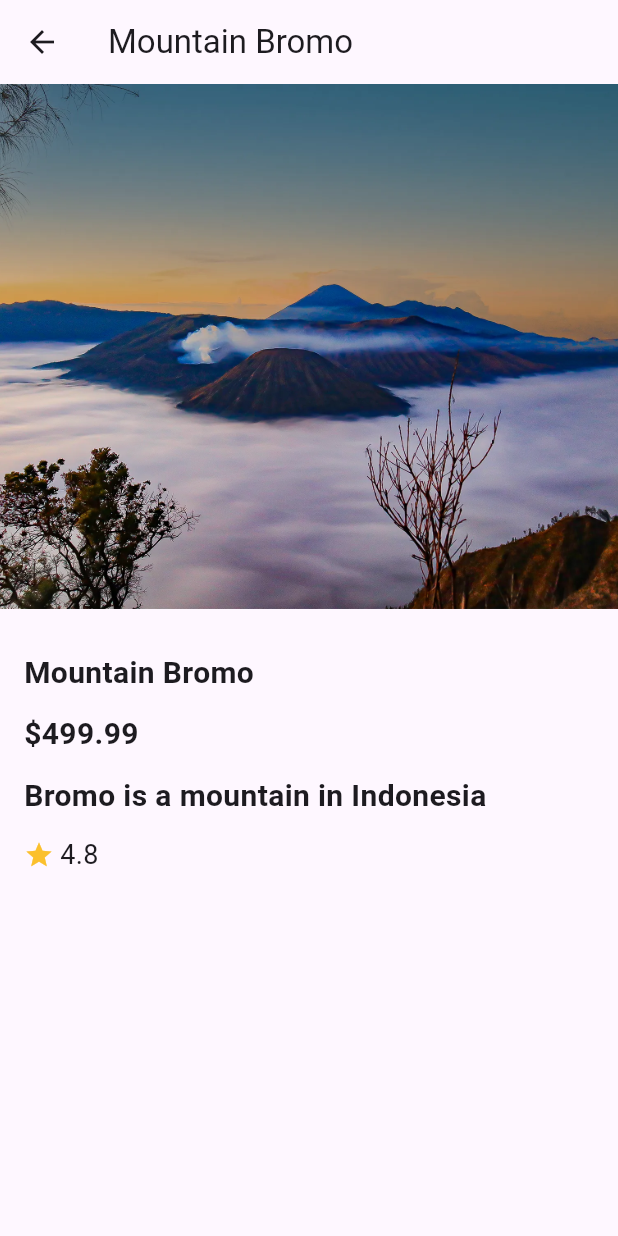
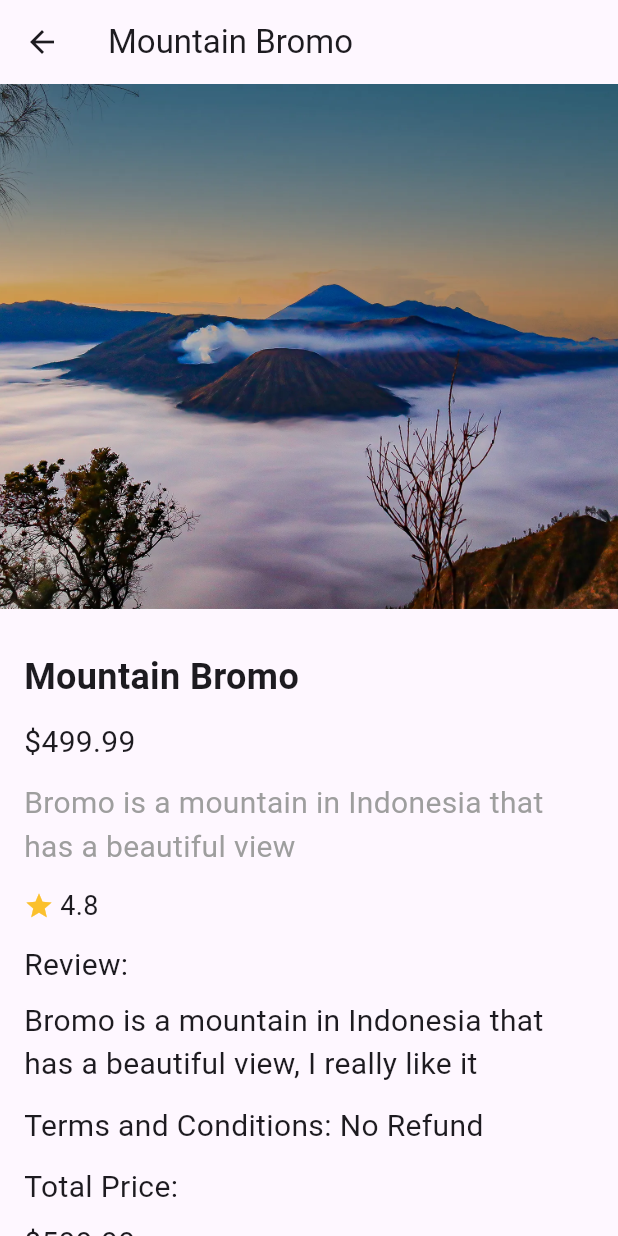
Before and after one commit to rizkiashari/test_private_trip, a Flutter app: the screen it shows after launch, after a tap on "Mountain Bromo", on a phone screen of 412 x 824 dp. Run offline on Flutter 3.47's test engine with Material 3 defaults, Android fonts, the phone set to English and light mode, and no system bars.

Commit message:
Done All Task

```diff
--- a/lib/data/trips.dart
+++ b/lib/data/trips.dart
@@ -3,23 +3,29 @@ import '../model/trip.dart';
 final List<Trip> trips = [
   Trip(
     title: 'Mountain Bromo',
-    description: 'Bromo is a mountain in Indonesia',
     photo: 'assets/images/bromo.jpg',
     price: 499.99,
     rating: 4.8,
+    summary: 'Bromo is a mountain in Indonesia that has a beautiful view',
+    review: 'Bromo is a mountain in Indonesia that has a beautiful view, I really like it',
+    tnc: 'Terms and Conditions: No Refund',
   ),
   Trip(
     title: 'Pulau Tidung',
-    description: 'Pulau Tidung is a beautiful island in Indonesia',
     photo: 'assets/images/pulau_tidung.jpg',
     price: 299.99,
     rating: 4.5,
+    summary: 'Tidung Island is a beautiful island in Indonesia with clear water',
+    review: 'Tidung Island is a beautiful island in Indonesia with clear water, I really like it',
+    tnc: 'Terms and Conditions: Refund',
   ),
   Trip(
     title: 'Taj Mahal India',
-    description: 'Taj Mahal is a mausoleum in India',
     photo: 'assets/images/taj_mahal.jpg',
     price: 199.99,
     rating: 4.7,
+    summary: 'Taj Mahal is a beautiful building in India that has a beautiful view',
+    review: 'Taj Mahal is a beautiful building in India that has a beautiful view, I really like it',
+    tnc: 'Terms and Conditions: No Refund',
   ),
 ];
--- a/lib/model/trip.dart
+++ b/lib/model/trip.dart
@@ -1,15 +1,19 @@
 class Trip {
   final String title;
   final String photo;
-  final String description;
   final double price;
   final double rating;
+  final String summary;
+  final String review;
+  final String tnc;
 
   Trip({
     required this.title,
     required this.photo,
-    required this.description,
     required this.price,
     required this.rating,
+    required this.summary,
+    required this.review,
+    required this.tnc,
   });
 }
--- a/lib/pages/trip_detail_page.dart
+++ b/lib/pages/trip_detail_page.dart
@@ -30,17 +30,17 @@ class TripDetailPage extends StatelessWidget {
                 children: [
                   Text(
                     trip.title,
-                    style: const TextStyle(fontSize: 20, fontWeight: FontWeight.bold),
+                    style: const TextStyle(fontSize: 24, fontWeight: FontWeight.bold),
                   ),
                   const SizedBox(height: 12),
                   Text(
                     "\$${trip.price}",
-                    style: const TextStyle(fontSize: 20, fontWeight: FontWeight.bold),
+                    style: const TextStyle(fontSize: 20,),
                   ),
                   const SizedBox(height: 12),
                   Text(
-                    trip.description,
-                    style: const TextStyle(fontSize: 20, fontWeight: FontWeight.bold),
+                    trip.summary,
+                    style: const TextStyle(fontSize: 20, color: Colors.grey),
                   ),
                   const SizedBox(height: 12),
                   Row(
@@ -57,6 +57,31 @@ class TripDetailPage extends StatelessWidget {
                       ),
                     ],
                   ),
+                  const SizedBox(height: 12),
+                  const Text(
+                    "Review:",
+                    style: TextStyle(fontSize: 20),
+                  ),
+                  const SizedBox(height: 8),
+                  Text(
+                    trip.review,
+                    style: const TextStyle(fontSize: 20),
+                  ),
+                  const SizedBox(height: 12),
+                  Text(
+                    trip.tnc,
+                    style: const TextStyle(fontSize: 20),
+                  ),
+                  const SizedBox(height: 12),
+                  const Text(
+                    "Total Price:",
+                    style: TextStyle(fontSize: 20),
+                  ),
+                  const SizedBox(height: 8),
+                  Text(
+                    "\$${trip.price + 100}" ,
+                    style: const TextStyle(fontSize: 20),
+                  ),
                 ],
               )
              ,
```
